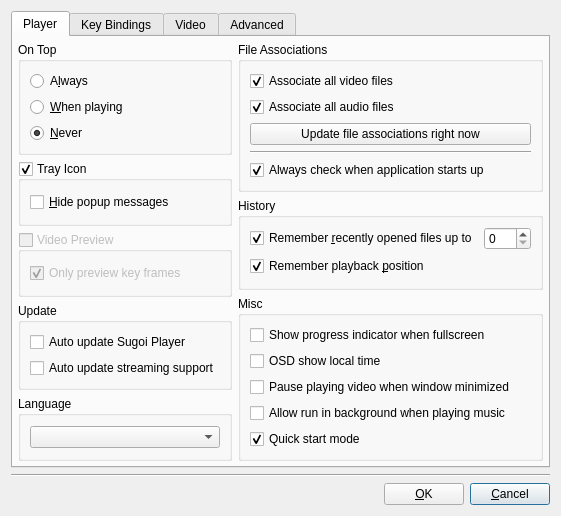
Before: the Qt Designer form src/player/ui/preferencesdialog.ui in cloudskytian/sugoi-player-deprecated, drawn with Qt 5.
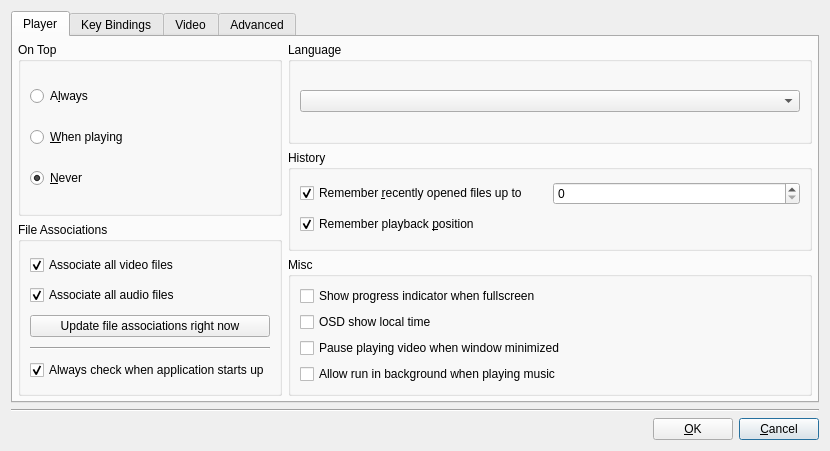
After: the same form once the commit is applied. Icons and pictures are not drawn.

Patch:
```diff
--- a/src/player/ui/preferencesdialog.ui
+++ b/src/player/ui/preferencesdialog.ui
@@ -6,8 +6,8 @@
    <rect>
     <x>0</x>
     <y>0</y>
-    <width>490</width>
-    <height>440</height>
+    <width>830</width>
+    <height>451</height>
    </rect>
   </property>
   <property name="windowTitle">
@@ -78,105 +78,6 @@
           </widget>
          </item>
          <item>
-          <widget class="QGroupBox" name="groupBox_2">
-           <property name="title">
-            <string>Tray Icon</string>
-           </property>
-           <property name="checkable">
-            <bool>true</bool>
-           </property>
-           <layout class="QVBoxLayout" name="verticalLayout_3">
-            <item>
-             <widget class="QCheckBox" name="hidePopupCheckBox">
-              <property name="text">
-               <string>&amp;Hide popup messages</string>
-              </property>
-             </widget>
-            </item>
-           </layout>
-          </widget>
-         </item>
-         <item>
-          <widget class="QGroupBox" name="groupBox_9">
-           <property name="enabled">
-            <bool>false</bool>
-           </property>
-           <property name="toolTip">
-            <string>Video preview is SLOW. Enable this will increase CPU and memory usage, and the player may also get a little stutters.</string>
-           </property>
-           <property name="title">
-            <string>Video Preview</string>
-           </property>
-           <property name="checkable">
-            <bool>true</bool>
-           </property>
-           <property name="checked">
-            <bool>false</bool>
-           </property>
-           <layout class="QVBoxLayout" name="verticalLayout_11">
-            <item>
-             <widget class="QCheckBox" name="keyFrameCheckBox">
-              <property name="toolTip">
-               <string>Only preview key frames will make decode much more faster.</string>
-              </property>
-              <property name="text">
-               <string>Only preview key frames</string>
-              </property>
-              <property name="checked">
-               <bool>true</bool>
-              </property>
-             </widget>
-            </item>
-           </layout>
-          </widget>
-         </item>
-         <item>
-          <widget class="QGroupBox" name="groupBox_10">
-           <property name="title">
-            <string>Update</string>
-           </property>
-           <layout class="QVBoxLayout" name="verticalLayout_13">
-            <item>
-             <widget class="QCheckBox" name="autoUpdatePlayerCheckBox">
-              <property name="text">
-               <string>Auto update Sugoi Player</string>
-              </property>
-             </widget>
-            </item>
-            <item>
-             <widget class="QCheckBox" name="autoUpdateStreamingSupportCheckBox">
-              <property name="text">
-               <string>Auto update streaming support</string>
-              </property>
-             </widget>
-            </item>
-           </layout>
-          </widget>
-         </item>
-         <item>
-          <widget class="QGroupBox" name="groupBox_6">
-           <property name="title">
-            <string>Language</string>
-           </property>
-           <layout class="QHBoxLayout" name="horizontalLayout_3">
-            <item>
-             <widget class="QComboBox" name="langComboBox">
-              <property name="sizePolicy">
-               <sizepolicy hsizetype="Expanding" vsizetype="Fixed">
-                <horstretch>0</horstretch>
-                <verstretch>0</verstretch>
-               </sizepolicy>
-              </property>
-             </widget>
-            </item>
-           </layout>
-          </widget>
-         </item>
-        </layout>
-       </item>
-       <item>
-        <layout class="QVBoxLayout" name="verticalLayout_9">
-         <item>
           <widget class="QGroupBox" name="groupBox_4">
            <property name="title">
             <string>File Associations</string>
@@ -235,6 +136,29 @@
            </layout>
           </widget>
          </item>
+        </layout>
+       </item>
+       <item>
+        <layout class="QVBoxLayout" name="verticalLayout_9">
+         <item>
+          <widget class="QGroupBox" name="groupBox_6">
+           <property name="title">
+            <string>Language</string>
+           </property>
+           <layout class="QHBoxLayout" name="horizontalLayout_3">
+            <item>
+             <widget class="QComboBox" name="langComboBox">
+              <property name="sizePolicy">
+               <sizepolicy hsizetype="Expanding" vsizetype="Fixed">
+                <horstretch>0</horstretch>
+                <verstretch>0</verstretch>
+               </sizepolicy>
+              </property>
+             </widget>
+            </item>
+           </layout>
+          </widget>
+         </item>
          <item>
           <widget class="QGroupBox" name="groupBox_5">
            <property name="title">
@@ -321,19 +245,6 @@
               </property>
              </widget>
             </item>
-            <item>
-             <widget class="QCheckBox" name="quickStartCheckBox">
-              <property name="toolTip">
-               <string>Sugoi Player will always stay in background and auto starts when the system starts if you enable this.</string>
-              </property>
-              <property name="text">
-               <string>Quick start mode</string>
-              </property>
-              <property name="checked">
-               <bool>true</bool>
-              </property>
-             </widget>
-            </item>
            </layout>
           </widget>
          </item>
```
Left out of the diff: 5 changed lines with no effect on the pictures.
